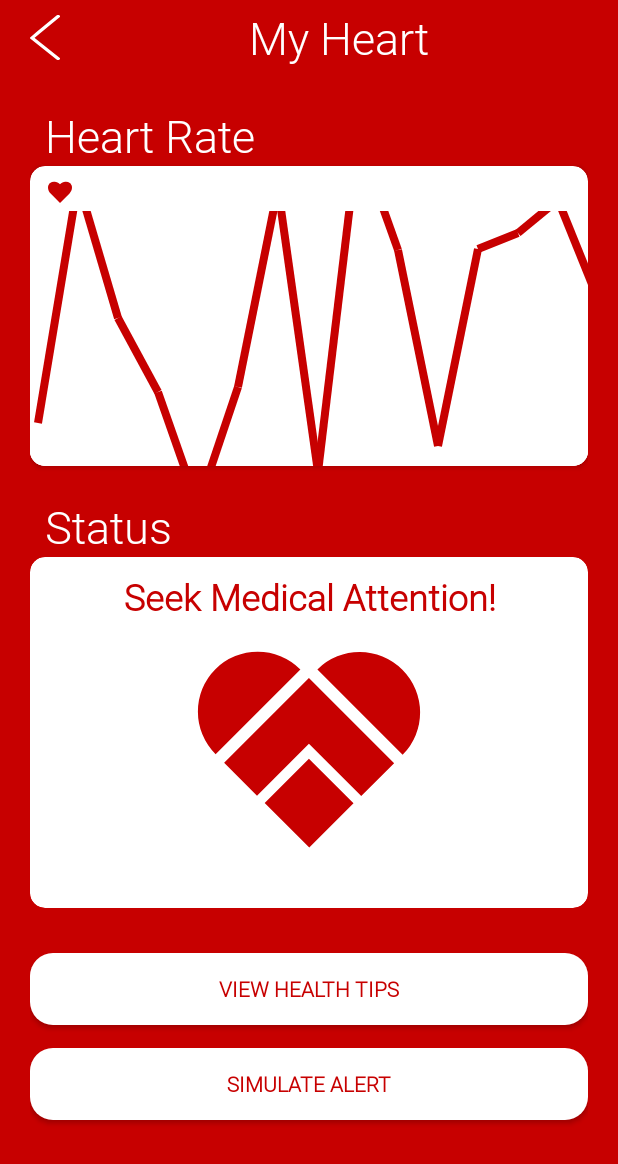
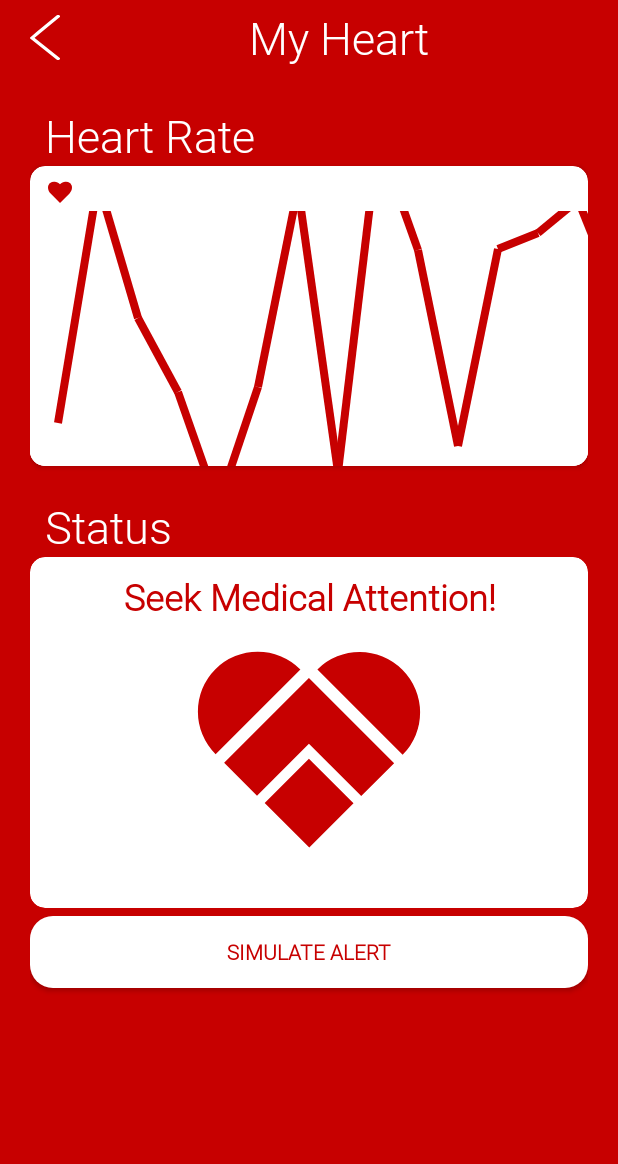
Before and after one commit to ausaf-a/CardioSmart, an Android app: the HeartInfoActivity screen opened directly, with no data from a screen before it, after a tap on "SIMULATE ALERT", on a phone screen of 412 x 824 dp. Shown: the top 1164 px of the screen. Run offline under Robolectric (Android 15) with nearby library versions, the phone set to English and light mode, and no system bars; libraries missing offline, so code that uses them is left out: com.github.mikephil.charting, com.jjoe64.graphview; 2 other taps on this screen came first.

Commit message:
added apk

```diff
--- a/app/src/main/java/me/ausaf/cardiosmart/HeartInfoActivity.java
+++ b/app/src/main/java/me/ausaf/cardiosmart/HeartInfoActivity.java
@@ -75,9 +75,9 @@ public class HeartInfoActivity extends AppCompatActivity {
         bg.setBackgroundColor(getColor(R.color.colorHealthy));
         smallHeart.setImageDrawable(getDrawable(R.drawable.ic_heartbeat_green));
 
-        Button tips = (Button) findViewById(R.id.tips);
+
         Button sim = (Button) findViewById(R.id.simulate);
-        tips.setTextColor(getColor(R.color.colorHealthy));
+
         sim.setTextColor(getColor(R.color.colorHealthy));
     }
 
@@ -98,9 +98,9 @@ public class HeartInfoActivity extends AppCompatActivity {
         heart.setImageDrawable(icon);
         bg.setBackgroundColor(getColor(R.color.colorPrimary));
         smallHeart.setImageDrawable(getDrawable(R.drawable.ic_heartbeat));
-        Button tips = (Button) findViewById(R.id.tips);
+
         Button sim = (Button) findViewById(R.id.simulate);
-        tips.setTextColor(getColor(R.color.colorPrimary));
+
         sim.setTextColor(getColor(R.color.colorPrimary));
     }
 
--- a/app/src/main/res/layout/activity_heart_info.xml
+++ b/app/src/main/res/layout/activity_heart_info.xml
@@ -170,7 +170,7 @@
 
         </android.support.v7.widget.CardView>
 
-        <Button
+        <!--Button
             android:id="@+id/tips"
             android:layout_marginTop="30dp"
             android:layout_width="match_parent"
@@ -182,7 +182,7 @@
             android:background="@drawable/btn_white"
             android:layout_marginBottom="10dp"
             android:onClick="showTips"
-            />
+            /-->
 
 
         <Button
```
Also changed, not shown: 2 other files.
